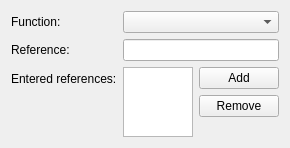
Before: the Qt Designer form kspread/dialogs/ConsolidateWidget.ui in KDE/koffice, drawn with Qt 5.
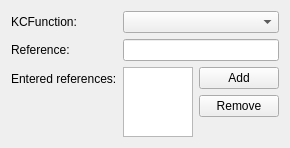
After: the same form once the commit is applied. Custom widgets are drawn as their Qt base class.

Commit message: Rename Function to KCFunction

What changed in the file:
```diff
--- a/kspread/dialogs/ConsolidateWidget.ui
+++ b/kspread/dialogs/ConsolidateWidget.ui
@@ -32,7 +32,7 @@
    <item row="0" column="0">
     <widget class="QLabel" name="label">
      <property name="text">
-      <string>Function:</string>
+      <string>KCFunction:</string>
      </property>
      <property name="buddy">
       <cstring>m_function</cstring>
```
The commit also changes 44 other files.
